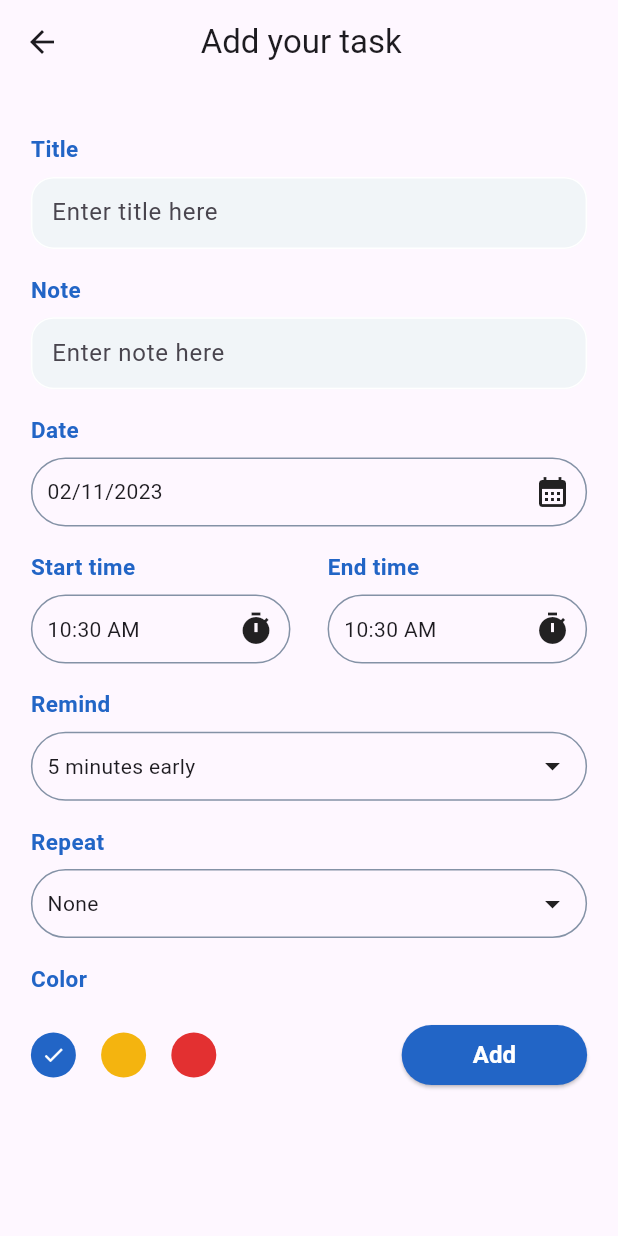
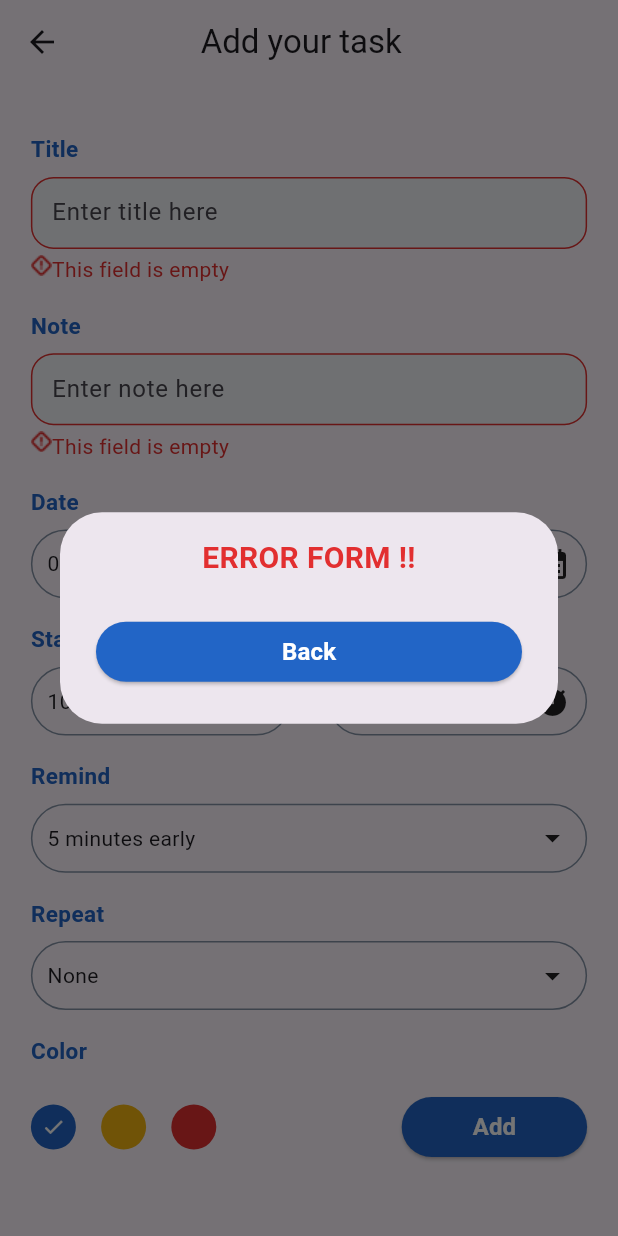
Before and after one commit to NDPhat/Local-Scheduled-Notification, a Flutter app: the AddTask screen opened by its route, after a tap on "Add", on a phone screen of 412 x 824 dp. Run offline on Flutter 3.47's test engine with Material 2 defaults, Android fonts, the phone set to English and light mode, and no system bars; our stand-ins replace bloc, date_picker_timeline, drift, equatable, flutter_bloc, flutter_local_notifications and 4 more; accounts and stored records are empty; generated files the repository leaves out were written again.

```diff
--- a/lib/application/enum/ask_task_enum.dart
+++ b/lib/application/enum/ask_task_enum.dart
@@ -1 +1 @@
-enum AddTaskStatus { initial,success,save}
+enum AddTaskStatus { initial,success,save,error}
--- a/lib/data/local/driff/entities/task_entities.dart
+++ b/lib/data/local/driff/entities/task_entities.dart
@@ -6,7 +6,7 @@ class TaskEntity extends Table{
   TextColumn get title => text().named('title')();
   TextColumn get note => text().named('note')();
   IntColumn get isCompleted => integer().named("isCompleted")();
-  TextColumn get dateSave => text().named('dateSave')();
+  DateTimeColumn get dateSave => dateTime().named('dateSave')();
   TextColumn get startTime => text().named('startTime')();
   TextColumn get endTime => text().named('endTime')();
   TextColumn get color => text().named('color')();
--- a/lib/domain/bloc/add_task/add_task_cubit.dart
+++ b/lib/domain/bloc/add_task/add_task_cubit.dart
@@ -8,6 +8,8 @@ import 'package:intl/intl.dart';
 part 'add_task_state.dart';
 
 class AddTaskCubit extends Cubit<AddTaskState> {
+  String titleMess = "";
+  String noteMess = "";
   final TaskLocalRepository taskLocalRepository;
   AddTaskCubit({required TaskLocalRepository taskLocalRepository})
       : taskLocalRepository = taskLocalRepository,
@@ -36,6 +38,20 @@ class AddTaskCubit extends Cubit<AddTaskState> {
     emit(state.copyWith(indexRemind: value));
   }
 
+  void titleChanged(String value) {
+    state.title = value;
+    if (state.titleMess.isNotEmpty) {
+      emit(state.copyWith(titleMess: ""));
+    }
+  }
+
+  void noteChanged(String value) {
+    state.note = value;
+    if (state.noteMess.isNotEmpty) {
+      emit(state.copyWith(noteMess: ""));
+    }
+  }
+
   void remindSelected(String value) {
     emit(state.copyWith(remind: value));
   }
@@ -48,16 +64,58 @@ class AddTaskCubit extends Cubit<AddTaskState> {
     emit(state.copyWith(repeat: value));
   }
 
+  bool titleValidator(String title) {
+    if (title.isEmpty) {
+      titleMess = 'This field is empty';
+      return false;
+    } else {
+      titleMess = "";
+      return true;
+    }
+  }
+
+  bool noteValidator(String note) {
+    if (note.isEmpty) {
+      noteMess = 'This field is empty';
+      return false;
+    } else {
+      noteMess = "";
+      return true;
+    }
+  }
+
+  bool isFormValid() {
+    if (noteValidator(state.note) & titleValidator(state.title)) {
+      return true;
+    }
+    return false;
+  }
+
   Future<void> saveTaskToLocal() async {
+    emit(state.copyWith(status: AddTaskStatus.initial));
+    if (isFormValid()) {
       try {
         final entity = TaskEntityCompanion(
           title: Value(state.title),
           note: Value(state.note),
+          dateSave: Value(state.dateSaveTask),
+          startTime: Value(state.timeStart),
+          endTime: Value(state.timeEnd),
+          remind: Value(state.remind),
+          repeat: Value(state.repeat),
+          isCompleted: const Value(1),
+          color: Value(state.color),
         );
         //insert task
         taskLocalRepository.insertTask(entity);
       } on Exception catch (e) {
         print(e.toString());
       }
+    } else {
+      emit(state.copyWith(
+          titleMess: titleMess,
+          noteMess: noteMess,
+          status: AddTaskStatus.error));
     }
   }
+}
--- a/lib/presentation/screen/add_task/add_task_screen.dart
+++ b/lib/presentation/screen/add_task/add_task_screen.dart
@@ -1,3 +1,4 @@
+import 'package:appsche/application/enum/ask_task_enum.dart';
 import 'package:appsche/domain/bloc/add_task/add_task_cubit.dart';
 import 'package:appsche/widget/box_field.dart';
 import 'package:appsche/widget/input_field.dart';
@@ -48,24 +49,44 @@ class AddTask extends StatelessWidget {
           child: SingleChildScrollView(
             child: Column(
               children: [
-                Padding(
+                BlocBuilder<AddTaskCubit, AddTaskState>(buildWhen: (pre, now) {
+                  return pre.titleMess != now.titleMess;
+                }, builder: (context, state) {
+                  return Padding(
                       padding: EdgeInsets.only(
                         bottom: size.height * 0.02,
                       ),
                       child: InputField(
                         hintText: 'Enter title here ',
                         nameTitle: 'Title',
+                        isHidden: state.titleMess != "",
+                        validateText: state.titleMess,
+                        hasError: state.titleMess != "",
+                        onChanged: (value) {
+                          context.read<AddTaskCubit>().titleChanged(value);
+                        },
                         size: size.width,
-                    )),
-                Padding(
+                      ));
+                }),
+                BlocBuilder<AddTaskCubit, AddTaskState>(buildWhen: (pre, now) {
+                  return pre.noteMess != now.noteMess;
+                }, builder: (context, state) {
+                  return Padding(
                       padding: EdgeInsets.only(
                         bottom: size.height * 0.02,
                       ),
                       child: InputField(
                         hintText: 'Enter note here ',
+                        validateText: state.noteMess,
+                        hasError: state.noteMess != "",
+                        isHidden: state.noteMess != "",
+                        onChanged: (value) {
+                          context.read<AddTaskCubit>().noteChanged(value);
+                        },
                         nameTitle: 'Note',
                         size: size.width,
-                    )),
+                      ));
+                }),
                 BlocBuilder<AddTaskCubit, AddTaskState>(buildWhen: (pre, now) {
                   return pre.dateSaveTask != now.dateSaveTask;
                 }, builder: (context, state) {
@@ -378,12 +399,41 @@ class AddTask extends StatelessWidget {
                           ],
                         ),
                       ),
+                      BlocListener<AddTaskCubit, AddTaskState>(
+                          listener: (context, state) {
+                            if (state.status == AddTaskStatus.error) {
+                              showDialog(
+                                context: context,
+                                builder: (ctx) => Center(
+                                  child: AlertDialog(
+                                    content: const Text(
+                                      "ERROR FORM !!",
+                                      textAlign: TextAlign.center,
+                                      style: s20f700ColorErrorPro,
+                                    ),
+                                    actions: <Widget>[
                                       RoundedButton(
-                          text: "Add",
-                          press: () {},
+                                          text: 'Back',
+                                          press: () {
+                                            Navigator.pop(context);
+                                          },
                                           color: colorMainBlue,
                                           textColor: colorSystemWhite,
-                          size: size.width * 0.3)
+                                          size: size.width)
+                                    ],
+                                  ),
+                                ),
+                              );
+                            }
+                          },
+                          child: RoundedButton(
+                              text: "Add",
+                              press: () {
+                                context.read<AddTaskCubit>().saveTaskToLocal();
+                              },
+                              color: colorMainBlue,
+                              textColor: colorSystemWhite,
+                              size: size.width * 0.3))
                     ],
                   ),
                 ),
--- a/lib/rsc/text_style.dart
+++ b/lib/rsc/text_style.dart
@@ -61,6 +61,8 @@ const s16f700ColorBlueMa = TextStyle(
 );
 const s14f400ColorErrorPro =
 TextStyle(fontWeight: font400, fontSize: 14, color: colorErrorPrimary);
+const s20f700ColorErrorPro =
+TextStyle(fontWeight: font700, fontSize: 20, color: colorErrorPrimary);
 const s26f700ColorBlueMa =
 TextStyle(fontSize: 26, fontWeight: font700, color: colorMainBlue);
 const s16f700ColorMainTealPri = TextStyle(
--- a/lib/widget/input_field_container.dart
+++ b/lib/widget/input_field_container.dart
@@ -35,6 +35,9 @@ class InputFieldContainer extends StatelessWidget {
             height: 8,
           ),
           child,
+          const SizedBox(
+            height: 4,
+          ),
           Visibility(
             visible: isHidden == null ? false : isHidden!,
             child: Row(
@@ -42,7 +45,7 @@ class InputFieldContainer extends StatelessWidget {
               children: [
                 Container(
                     alignment: Alignment.topLeft,
-                    child: Image.asset("'assets/images/error_validate.png")),
+                    child: Image.asset("assets/image/error_validate.png")),
                 Text(
                   validateText ?? "",
                   style: s14f400ColorErrorPro,
```
Also changed, not shown: lib/data/local/driff/db/db_app.g.dart, 2 other files. Lines whose indentation alone changed are shown as unchanged.
